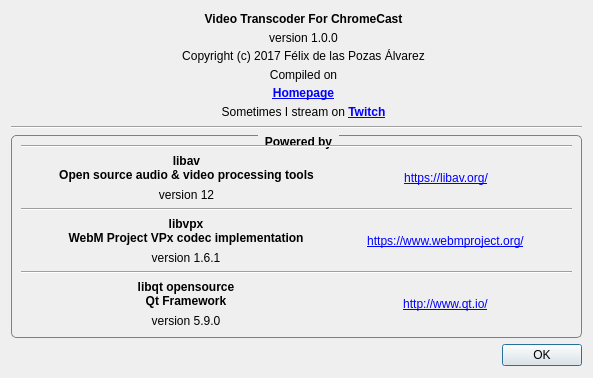
Before: the Qt Designer form AboutDialog.ui in FelixdelasPozas/VideoTranscoderForChromecast, drawn with Qt 5.
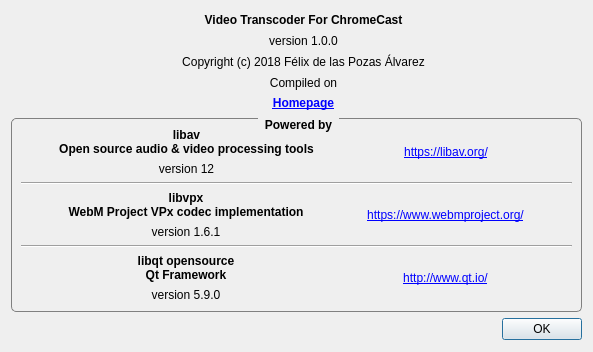
After: the same form once the commit is applied. Icons and pictures are not drawn.

The edit to the form file:
```diff
--- a/AboutDialog.ui
+++ b/AboutDialog.ui
@@ -7,19 +7,19 @@
     <x>0</x>
     <y>0</y>
     <width>593</width>
-    <height>378</height>
+    <height>352</height>
    </rect>
   </property>
   <property name="minimumSize">
    <size>
     <width>593</width>
-    <height>378</height>
+    <height>352</height>
    </size>
   </property>
   <property name="maximumSize">
    <size>
     <width>593</width>
-    <height>378</height>
+    <height>352</height>
    </size>
   </property>
   <property name="windowTitle">
@@ -103,7 +103,7 @@
          <item>
           <widget class="QLabel" name="label_4">
            <property name="text">
-            <string>Copyright (c) 2017 Félix de las Pozas Álvarez</string>
+            <string>Copyright (c) 2018 Félix de las Pozas Álvarez</string>
            </property>
            <property name="alignment">
             <set>Qt::AlignCenter</set>
@@ -139,19 +139,6 @@
            </property>
           </widget>
          </item>
-         <item>
-          <widget class="QLabel" name="label_29">
-           <property name="text">
-            <string>Sometimes I stream on &lt;b&gt;&lt;a href=https://www.twitch.tv/felixathome&gt;Twitch&lt;/a&gt;&lt;/b&gt;</string>
-           </property>
-           <property name="alignment">
-            <set>Qt::AlignCenter</set>
-           </property>
-           <property name="openExternalLinks">
-            <bool>true</bool>
-           </property>
-          </widget>
-         </item>
         </layout>
        </item>
        <item>
@@ -169,13 +156,6 @@
        </item>
       </layout>
      </item>
-     <item>
-      <widget class="Line" name="line">
-       <property name="orientation">
-        <enum>Qt::Horizontal</enum>
-       </property>
-      </widget>
-     </item>
      <item>
       <widget class="QGroupBox" name="groupBox">
        <property name="font">
@@ -207,13 +187,6 @@
         <bool>false</bool>
        </property>
        <layout class="QVBoxLayout" name="verticalLayout_11">
-        <item>
-         <widget class="Line" name="line_2">
-          <property name="orientation">
-           <enum>Qt::Horizontal</enum>
-          </property>
-         </widget>
-        </item>
         <item>
          <layout class="QHBoxLayout" name="horizontalLayout_2" stretch="0,0,0">
           <item>
```
Left out of the diff: 6 changed lines with no effect on the pictures.
